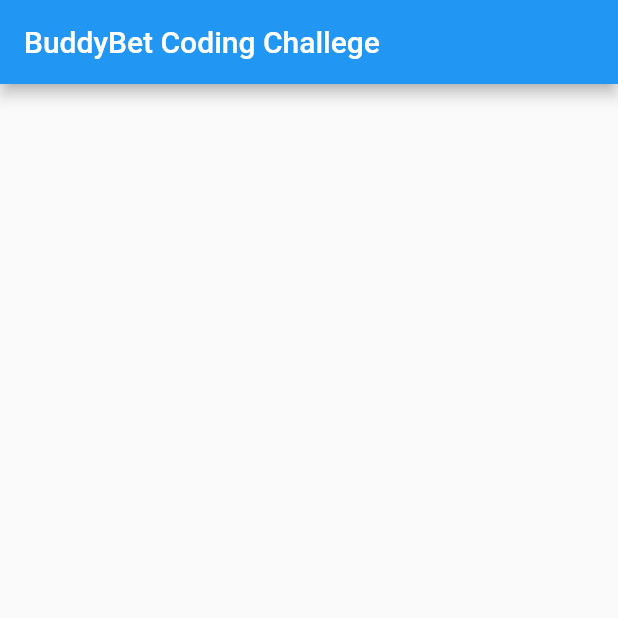
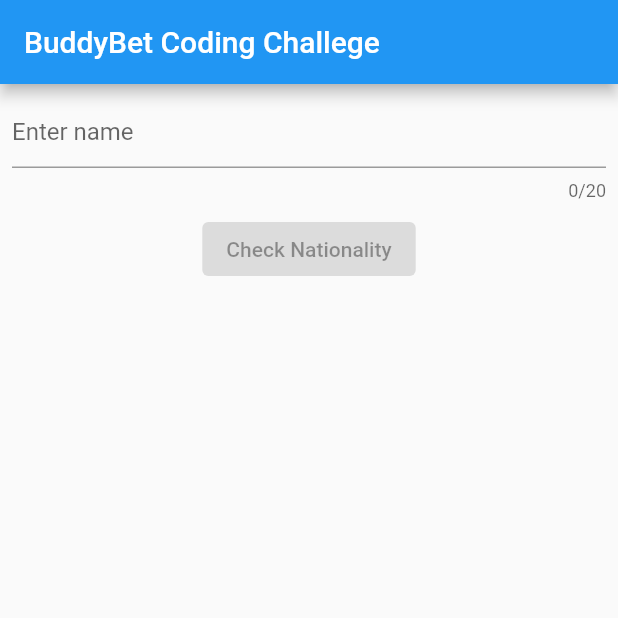
Before and after one commit to Buddybet-Group/codingChallenge, a Flutter app: the screen it shows after launch, on a phone screen of 412 x 824 dp, the top half of it. Run offline on Flutter 3.47's test engine with Material 2 defaults, Android fonts, the phone set to English and light mode, and no system bars; missing offline and left inert: country_codes.

Commit message:
1. package structure created 2. UI created to check the nationality by name 3. API related classes have been added 4. Classes have been created for the RemoteRepo 5. validator has been created for string validation 6. ViewModel class has been created 7. Required plugins have been added in the pubspec.yaml

```diff
--- /dev/null
+++ b/lib/data/model/nationality_response.dart
@@ -0,0 +1,27 @@
+import 'country.dart';
+
+class NationalityResponse {
+  String? name;
+  List<Country>? country;
+
+  NationalityResponse({this.name, this.country});
+
+  NationalityResponse.fromJson(Map<String, dynamic> json) {
+    name = json['name'];
+    if (json['country'] != null) {
+      country = <Country>[];
+      json['country'].forEach((v) {
+        country!.add(Country.fromJson(v));
+      });
+    }
+  }
+
+  Map<String, dynamic> toJson() {
+    final Map<String, dynamic> data = <String, dynamic>{};
+    data['name'] = name;
+    if (country != null) {
+      data['country'] = country!.map((v) => v.toJson()).toList();
+    }
+    return data;
+  }
+}
--- /dev/null
+++ b/lib/data/remote/api/base_api.dart
@@ -0,0 +1,6 @@
+abstract class BaseApiService {
+
+  String apiBaseUrl = 'https://api.nationalize.io/';
+
+  Future<dynamic> getResponse(String url);
+}
--- /dev/null
+++ b/lib/data/remote/repository/nationality/nationality.dart
@@ -0,0 +1,5 @@
+import 'package:coding_chal/data/model/nationality_response.dart';
+
+class NationalityRepo{
+  Future<NationalityResponse?> getMoviesList(String name) async {}
+}
--- /dev/null
+++ b/lib/data/remote/repository/nationality/nationality_imp.dart
@@ -0,0 +1,26 @@
+import 'package:coding_chal/data/model/nationality_response.dart';
+import 'package:coding_chal/data/remote/api/api_service.dart';
+import 'package:coding_chal/data/remote/api/base_api.dart';
+import 'package:http/http.dart';
+
+import 'nationality.dart';
+
+class NationalityImpl implements NationalityRepo {
+  final Client _client;
+  late BaseApiService _apiService;
+
+  NationalityImpl(this._client) {
+    _apiService = ApiService(_client);
+  }
+
+  @override
+  Future<NationalityResponse?> getMoviesList(String name) async {
+    try {
+      dynamic response = await _apiService.getResponse('?name=$name');
+      final jsonData = NationalityResponse.fromJson(response);
+      return jsonData;
+    } catch (e) {
+      rethrow;
+    }
+  }
+}
--- /dev/null
+++ b/lib/data/remote/response/api_response.dart
@@ -0,0 +1,22 @@
+import 'status.dart';
+
+class ApiResponse<T> {
+  Status? status;
+  T? data;
+  String? message;
+
+  ApiResponse(this.status, this.data, this.message);
+
+  ApiResponse.none() : status = Status.none;
+
+  ApiResponse.loading() : status = Status.loading;
+
+  ApiResponse.completed(this.data) : status = Status.completed;
+
+  ApiResponse.error(this.message) : status = Status.error;
+
+  @override
+  String toString() {
+    return "Status : $status \n Message : $message \n Data : $data";
+  }
+}
--- /dev/null
+++ b/lib/data/remote/response/status.dart
@@ -0,0 +1 @@
+enum Status {loading, completed, error, none }
--- /dev/null
+++ b/lib/viewmodel/nationality_checker_vm.dart
@@ -0,0 +1,42 @@
+import 'package:coding_chal/data/model/nationality_response.dart';
+import 'package:coding_chal/data/remote/repository/nationality/nationality_imp.dart';
+import 'package:coding_chal/data/remote/response/api_response.dart';
+import 'package:country_codes/country_codes.dart';
+import 'package:flutter/material.dart';
+import 'package:http/http.dart';
+
+class NationalityCheckerViewModel extends ChangeNotifier {
+  final _nationalityRepository = NationalityImpl(Client());
+
+  ApiResponse<NationalityResponse> nationalityResponse = ApiResponse.none();
+
+  String nationality = '';
+
+  final String _nationalityNotFound = 'No country found';
+
+  void _setMovieMain(ApiResponse<NationalityResponse> response) {
+    nationalityResponse = response;
+
+    if (nationalityResponse.data?.country != null && nationalityResponse.data!.country!.isNotEmpty) {
+      nationality = nationalityResponse.data?.country?.first.countryId ?? _nationalityNotFound;
+      final String countryId = nationalityResponse.data?.country?.first.countryId ?? '';
+      if (countryId.isNotEmpty) {
+        final CountryDetails? name = CountryCodes.detailsForLocale(Locale('en', countryId));
+        nationality = name?.localizedName ?? _nationalityNotFound;
+      } else {
+        nationality = _nationalityNotFound;
+      }
+    } else {
+      nationality = _nationalityNotFound;
+    }
+    notifyListeners();
+  }
+
+  Future<void> fetchNationality(String name) async {
+    _setMovieMain(ApiResponse.loading());
+    _nationalityRepository
+        .getMoviesList(name)
+        .then((value) => _setMovieMain(ApiResponse.completed(value)))
+        .onError((error, stackTrace) => _setMovieMain(ApiResponse.error(error.toString())));
+  }
+}
--- /dev/null
+++ b/lib/widget/custom_form_field.dart
@@ -0,0 +1,35 @@
+import 'package:flutter/material.dart';
+import 'package:flutter/services.dart';
+
+class CustomFormField extends StatelessWidget {
+  const CustomFormField({
+    Key? key,
+    required this.hintText,
+    this.inputFormatters,
+    this.validator,
+    this.controller,
+    this.onChange,
+    this.maxLength = 20,
+  }) : super(key: key);
+  final String hintText;
+  final int maxLength;
+  final List<TextInputFormatter>? inputFormatters;
+  final String? Function(String?)? validator;
+  final TextEditingController? controller;
+  final String? Function(String?)? onChange;
+
+  @override
+  Widget build(BuildContext context) {
+    return Padding(
+      padding: const EdgeInsets.all(8.0),
+      child: TextFormField(
+        controller: controller,
+        maxLength: maxLength,
+        onChanged: onChange,
+        inputFormatters: inputFormatters,
+        validator: validator,
+        decoration: InputDecoration(hintText: hintText),
+      ),
+    );
+  }
+}
--- /dev/null
+++ b/lib/widget/nationality_checker_widget.dart
@@ -0,0 +1,95 @@
+import 'package:coding_chal/data/remote/response/status.dart';
+import 'package:coding_chal/util/validator.dart';
+import 'package:coding_chal/viewmodel/nationality_checker_vm.dart';
+import 'package:coding_chal/widget/nationality_result_widget.dart';
+import 'package:country_codes/country_codes.dart';
+import 'package:flutter/material.dart';
+import 'package:flutter/services.dart';
+import 'package:provider/provider.dart';
+
+import 'custom_form_field.dart';
+import 'error_widget.dart';
+import 'loading_widget.dart';
+
+class NationalityCheckerWidget extends StatefulWidget {
+  const NationalityCheckerWidget({Key? key}) : super(key: key);
+
+  @override
+  _NationalityCheckerWidgetState createState() => _NationalityCheckerWidgetState();
+}
+
+class _NationalityCheckerWidgetState extends State<NationalityCheckerWidget> {
+  late TextEditingController nameFieldController;
+  late NationalityCheckerViewModel viewModel;
+  ValueNotifier<bool> enableButton = ValueNotifier(false);
+
+  @override
+  void initState() {
+    CountryCodes.init(const Locale('en', 'US'));
+    nameFieldController = TextEditingController(text: '');
+    viewModel = NationalityCheckerViewModel();
+    super.initState();
+  }
+
+  @override
+  Widget build(BuildContext context) {
+    return Column(
+      children: [
+        CustomFormField(
+          hintText: 'Enter name',
+          controller: nameFieldController,
+          onChange: (value) {
+            enableButton.value = value?.isNotEmpty ?? false;
+          },
+          inputFormatters: [
+            FilteringTextInputFormatter.allow(
+              RegExp(nameRegEx),
+            )
+          ],
+        ),
+        ValueListenableBuilder<bool>(
+          valueListenable: enableButton,
+          builder: (context, value, child) {
+            return ElevatedButton(
+                onPressed: value ? () => _checkNationality(nameFieldController.text) : null, child: const Text('Check Nationality'));
+          },
+        ),
+        ChangeNotifierProvider<NationalityCheckerViewModel>(
+            create: (BuildContext context) => viewModel,
+            child: Consumer<NationalityCheckerViewModel>(builder: (context, viewModel, _) {
+              switch (viewModel.nationalityResponse.status) {
+                case Status.loading:
+                  //enableButton.value = false;
+                  return const LoadingWidget();
+                case Status.error:
+                  enableButton.value = true;
+                  return ErrorMessageWidget(viewModel.nationalityResponse.message ?? '');
+                case Status.completed:
+                  enableButton.value = true;
+                  return NationalityResultWidget(viewModel.nationality, Colors.deepOrange, 32);
+                default:
+              }
+              return Container();
+            }))
+      ],
+    );
+  }
+
+  void _checkNationality(String personName) {
+    if (personName.isEmpty) {
+      const snackBar = SnackBar(
+        content: Text('Enter the name'),
+      );
+      ScaffoldMessenger.of(context).showSnackBar(snackBar);
+    } else {
+      enableButton.value = false;
+      viewModel.fetchNationality(personName);
+    }
+  }
+
+  @override
+  void dispose() {
+    viewModel.dispose();
+    super.dispose();
+  }
+}
--- /dev/null
+++ b/lib/widget/nationality_result_widget.dart
@@ -0,0 +1,17 @@
+import 'package:flutter/material.dart';
+
+class NationalityResultWidget extends StatelessWidget {
+  final String nationality;
+  final Color color;
+  final double fontSize;
+
+  const NationalityResultWidget(this.nationality, this.color, this.fontSize, {Key? key}) : super(key: key);
+
+  @override
+  Widget build(BuildContext context) {
+    return Text(
+      nationality,
+      style: TextStyle(color: color, fontSize: fontSize),
+    );
+  }
+}
```
Also changed, not shown: lib/data/model/country.dart (added, +18 -0 lines), lib/data/remote/api/api_service.dart (added, +43 -0 lines), lib/data/remote/api/app_exception.dart (added, +28 -0 lines), lib/main.dart (+8 -7 lines), lib/util/validator.dart (added, +8 -0 lines), lib/widget/error_widget.dart (added, +14 -0 lines), lib/widget/loading_widget.dart (added, +22 -0 lines), pubspec.yaml (+10 -1 lines), pubspec.lock, 3 other files.
